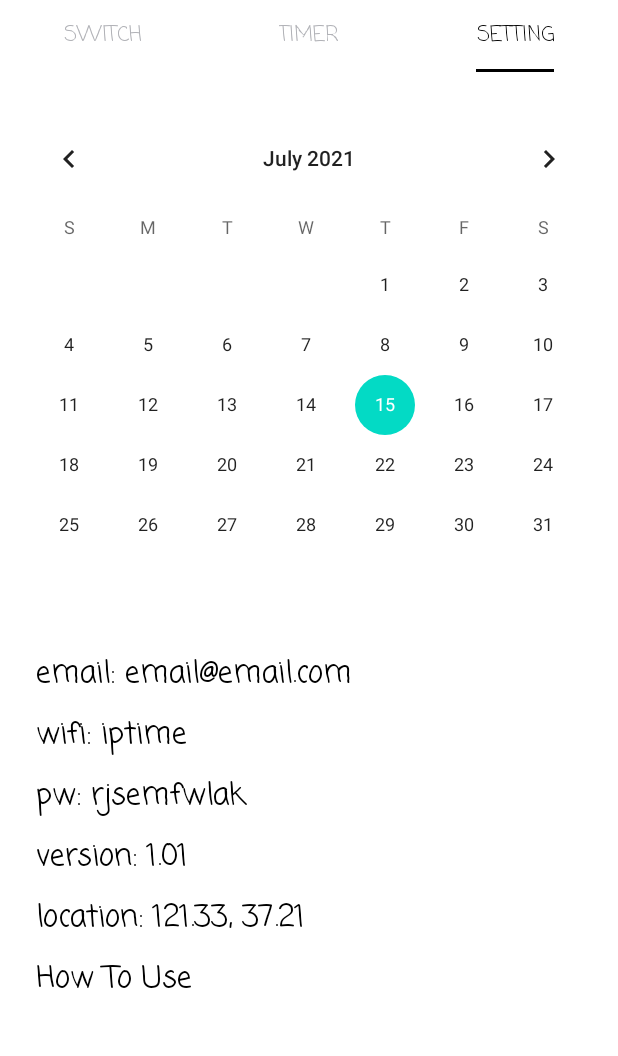
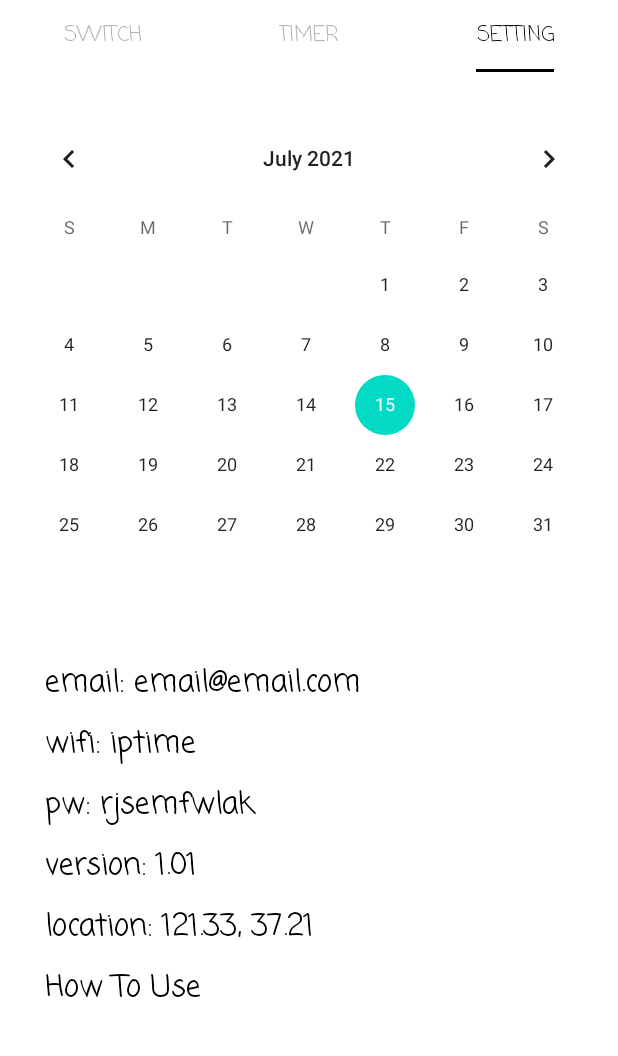
Before and after one commit to Colinerith/MAUS_Android, an Android app: the screen it shows after launch (MainActivity), tab 3 chosen, on a phone screen of 412 x 824 dp, the part 90-1146 px from its top. Run offline under Robolectric (Android 15) with nearby library versions, the phone set to English and light mode, and no system bars; our stand-ins replace Firebase (no records; nobody signed in at launch, a user with empty details on screens opened directly), data binding, navigation-ui; 2 statements that could not run were skipped.

Commit message:
TimerFragment: date setting

```diff
--- a/app/src/main/java/com/example/maus/ui/main/timer/TimerFragment.kt
+++ b/app/src/main/java/com/example/maus/ui/main/timer/TimerFragment.kt
@@ -1,13 +1,16 @@
 package com.example.maus.ui.main.timer
 
 import android.annotation.SuppressLint
+import android.os.Build
 import android.os.Bundle
 import android.util.Log
 import android.view.LayoutInflater
 import android.view.View
 import android.view.ViewGroup
 import android.widget.ImageButton
+import androidx.annotation.RequiresApi
 import androidx.fragment.app.Fragment
+import androidx.recyclerview.widget.DividerItemDecoration
 import androidx.recyclerview.widget.GridLayoutManager
 import androidx.recyclerview.widget.RecyclerView
 //import androidx.navigation.NavController
@@ -24,6 +27,7 @@ class TimerFragment : Fragment() {
     private lateinit var timerRecyclerViewAdapter: TimerRecyclerViewAdapter
     private lateinit var ref : DatabaseReference
 
+    @RequiresApi(Build.VERSION_CODES.O)
     @SuppressLint("CutPasteId")
     override fun onCreateView(
         inflater: LayoutInflater,
@@ -57,6 +61,7 @@ class TimerFragment : Fragment() {
                 false
             )
         requireView().findViewById<RecyclerView>(R.id.timerRecyclerView).adapter = this.timerRecyclerViewAdapter
+
 //        requireView().findViewById<RecyclerView>(R.id.timerRecyclerView).addItemDecoration(
 //            DividerItemDecoration(this.context, DividerItemDecoration.VERTICAL)
 //        ) // 구분선 넣기
--- a/app/src/main/res/layout/fragment_setting.xml
+++ b/app/src/main/res/layout/fragment_setting.xml
@@ -15,15 +15,17 @@
             android:id="@+id/calendarView"
             android:layout_width="match_parent"
             android:layout_height="wrap_content"
-            android:layout_marginTop="24dp" />
+            android:layout_marginTop="24dp"
+            android:focusedMonthDateColor="@color/gray"
+            />
 
         <LinearLayout
             android:layout_width="match_parent"
             android:layout_height="match_parent"
-            android:layout_marginLeft="24dp"
-            android:layout_marginTop="24dp"
-            android:layout_marginRight="24dp"
-            android:layout_marginBottom="24dp"
+            android:layout_marginLeft="30dp"
+            android:layout_marginTop="30dp"
+            android:layout_marginRight="30dp"
+            android:layout_marginBottom="30dp"
             android:orientation="vertical">
 
             <TextView
```
Also changed, not shown: app/src/main/java/com/example/maus/ui/main/timer/TimerRecyclerViewAdapter.kt (+40 -4 lines), app/src/main/java/com/example/maus/ui/main/timer/TimerSettingDateDialog.kt (+22 -12 lines), app/src/main/java/com/example/maus/ui/main/timer/TimerSettingDialog.kt (+9 -17 lines), app/src/main/res/layout/dialog_timer_setting.xml (+5 -3 lines).
